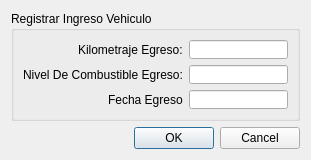
Qt form src/ui/DialogDatosEgresoVehiculo.ui (guilleurrutia10/division-transporte) before a commit.
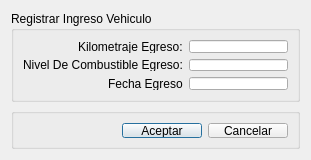
The same form after that commit.

Commit message: modificaciones ui con group box parte 2

```diff
--- a/src/ui/DialogDatosEgresoVehiculo.ui
+++ b/src/ui/DialogDatosEgresoVehiculo.ui
@@ -66,13 +66,63 @@
     </widget>
    </item>
    <item>
-    <widget class="QDialogButtonBox" name="buttonBox">
-     <property name="orientation">
-      <enum>Qt::Horizontal</enum>
+    <widget class="QGroupBox" name="groupBoxButtonBox">
+     <property name="minimumSize">
+      <size>
+       <width>271</width>
+       <height>41</height>
+      </size>
      </property>
-     <property name="standardButtons">
-      <set>QDialogButtonBox::Cancel|QDialogButtonBox::Ok</set>
+     <property name="maximumSize">
+      <size>
+       <width>16777215</width>
+       <height>41</height>
+      </size>
      </property>
+     <property name="title">
+      <string/>
+     </property>
+     <layout class="QGridLayout" name="gridLayout_2">
+      <property name="leftMargin">
+       <number>9</number>
+      </property>
+      <property name="topMargin">
+       <number>9</number>
+      </property>
+      <property name="rightMargin">
+       <number>9</number>
+      </property>
+      <property name="bottomMargin">
+       <number>8</number>
+      </property>
+      <item row="0" column="1">
+       <widget class="QPushButton" name="pushButtonAceptar">
+        <property name="text">
+         <string>Aceptar</string>
+        </property>
+       </widget>
+      </item>
+      <item row="0" column="2">
+       <widget class="QPushButton" name="pushButtonCancelar">
+        <property name="text">
+         <string>Cancelar</string>
+        </property>
+       </widget>
+      </item>
+      <item row="0" column="0">
+       <spacer name="horizontalSpacer_2">
+        <property name="orientation">
+         <enum>Qt::Horizontal</enum>
+        </property>
+        <property name="sizeHint" stdset="0">
+         <size>
+          <width>40</width>
+          <height>20</height>
+         </size>
+        </property>
+       </spacer>
+      </item>
+     </layout>
     </widget>
    </item>
   </layout>
```
Left out of the diff: 35 changed lines with no effect on the pictures. The commit also changes 28 other files.
